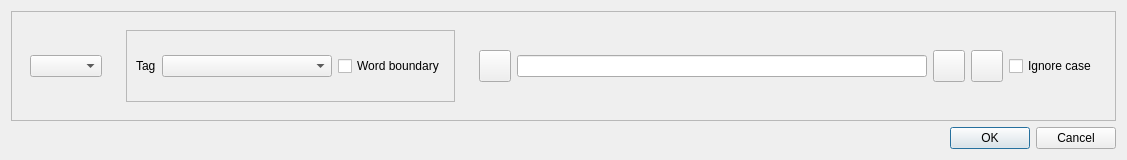
This is source/uis/diag_search_tags.ui in JoelDichamp/Meta_article_project as Qt 5 draws it before an edit. The edited form follows.
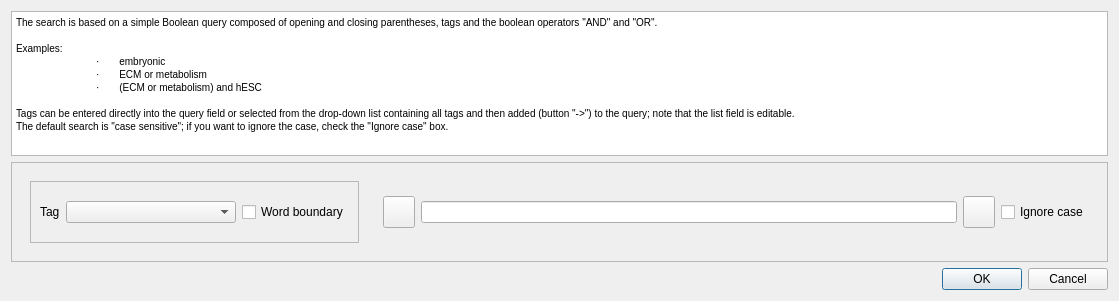
This is the edited form. Icons and pictures are not drawn.

Commit message: gestion tags, search tags

Diff of the .ui file:
```diff
--- a/source/uis/diag_search_tags.ui
+++ b/source/uis/diag_search_tags.ui
@@ -6,8 +6,8 @@
    <rect>
     <x>0</x>
     <y>0</y>
-    <width>1127</width>
-    <height>160</height>
+    <width>1119</width>
+    <height>301</height>
    </rect>
   </property>
   <property name="minimumSize">
@@ -25,6 +25,29 @@
   </property>
   <layout class="QGridLayout" name="gridLayout">
    <item row="0" column="0">
+    <widget class="QTextEdit" name="textEdit">
+     <property name="readOnly">
+      <bool>true</bool>
+     </property>
+     <property name="html">
+      <string>&lt;!DOCTYPE HTML PUBLIC &quot;-//W3C//DTD HTML 4.0//EN&quot; &quot;http://www.w3.org/TR/REC-html40/strict.dtd&quot;&gt;
+&lt;html&gt;&lt;head&gt;&lt;meta name=&quot;qrichtext&quot; content=&quot;1&quot; /&gt;&lt;style type=&quot;text/css&quot;&gt;
+p, li { white-space: pre-wrap; }
+&lt;/style&gt;&lt;/head&gt;&lt;body style=&quot; font-family:'MS Shell Dlg 2'; font-size:7.8pt; font-weight:400; font-style:normal;&quot;&gt;
+&lt;p style=&quot; margin-top:0px; margin-bottom:0px; margin-left:0px; margin-right:0px; -qt-block-indent:0; text-indent:0px;&quot;&gt;The search is based on a simple Boolean query composed of opening and closing parentheses, tags and the boolean operators &amp;quot;AND&amp;quot; and &amp;quot;OR&amp;quot;.&lt;/p&gt;
+&lt;p style=&quot;-qt-paragraph-type:empty; margin-top:0px; margin-bottom:0px; margin-left:0px; margin-right:0px; -qt-block-indent:0; text-indent:0px;&quot;&gt;&lt;br /&gt;&lt;/p&gt;
+&lt;p style=&quot; margin-top:0px; margin-bottom:0px; margin-left:0px; margin-right:0px; -qt-block-indent:0; text-indent:0px;&quot;&gt;Examples:&lt;/p&gt;
+&lt;p style=&quot; margin-top:0px; margin-bottom:0px; margin-left:0px; margin-right:0px; -qt-block-indent:0; text-indent:0px;&quot;&gt;&lt;span style=&quot; font-family:'Symbol';&quot;&gt;	·&lt;/span&gt;&lt;span style=&quot; font-family:'Times New Roman'; font-size:7pt;&quot;&gt;        &lt;/span&gt;embryonic &lt;/p&gt;
+&lt;p style=&quot; margin-top:0px; margin-bottom:0px; margin-left:0px; margin-right:0px; -qt-block-indent:0; text-indent:0px;&quot;&gt;	&lt;span style=&quot; font-family:'Symbol';&quot;&gt;·&lt;/span&gt;&lt;span style=&quot; font-family:'Times New Roman'; font-size:7pt;&quot;&gt;        &lt;/span&gt;ECM or metabolism &lt;/p&gt;
+&lt;p style=&quot; margin-top:0px; margin-bottom:0px; margin-left:0px; margin-right:0px; -qt-block-indent:0; text-indent:0px;&quot;&gt;	&lt;span style=&quot; font-family:'Symbol';&quot;&gt;·&lt;/span&gt;&lt;span style=&quot; font-family:'Times New Roman'; font-size:7pt;&quot;&gt;        &lt;/span&gt;(ECM or metabolism) and hESC &lt;/p&gt;
+&lt;p style=&quot;-qt-paragraph-type:empty; margin-top:0px; margin-bottom:0px; margin-left:0px; margin-right:0px; -qt-block-indent:0; text-indent:0px;&quot;&gt;&lt;br /&gt;&lt;/p&gt;
+&lt;p style=&quot; margin-top:0px; margin-bottom:0px; margin-left:0px; margin-right:0px; -qt-block-indent:0; text-indent:0px;&quot;&gt;Tags can be entered directly into the query field or selected from the drop-down list containing all tags and then added (button &amp;quot;-&amp;gt;&amp;quot;) to the query; note that the list field is editable.&lt;/p&gt;
+&lt;p style=&quot; margin-top:0px; margin-bottom:0px; margin-left:0px; margin-right:0px; -qt-block-indent:0; text-indent:0px;&quot;&gt;The default search is &amp;quot;case sensitive&amp;quot;; if you want to ignore the case, check the &amp;quot;Ignore case&amp;quot; box.&lt;/p&gt;
+&lt;p style=&quot;-qt-paragraph-type:empty; margin-top:0px; margin-bottom:0px; margin-left:0px; margin-right:0px; -qt-block-indent:0; text-indent:0px;&quot;&gt;&lt;br /&gt;&lt;/p&gt;&lt;/body&gt;&lt;/html&gt;</string>
+     </property>
+    </widget>
+   </item>
+   <item row="1" column="0">
     <widget class="QFrame" name="frame">
      <property name="minimumSize">
       <size>
@@ -39,19 +62,6 @@
       <enum>QFrame::Raised</enum>
      </property>
      <layout class="QHBoxLayout" name="horizontalLayout_4">
-      <item>
-       <widget class="QWidget" name="w_item" native="true">
-        <layout class="QHBoxLayout" name="horizontalLayout">
-         <item>
-          <widget class="QComboBox" name="cb_item">
-           <property name="toolTip">
-            <string>Possible elements for the query</string>
-           </property>
-          </widget>
-         </item>
-        </layout>
-       </widget>
-      </item>
       <item>
        <widget class="QWidget" name="w_tag" native="true">
         <property name="minimumSize">
@@ -115,6 +125,22 @@
       <item>
        <widget class="QWidget" name="w_req" native="true">
         <layout class="QGridLayout" name="gridLayout_2">
+         <item row="0" column="1">
+          <widget class="QLineEdit" name="le_req">
+           <property name="minimumSize">
+            <size>
+             <width>0</width>
+             <height>0</height>
+            </size>
+           </property>
+           <property name="toolTip">
+            <string>Boolean query</string>
+           </property>
+           <property name="readOnly">
+            <bool>false</bool>
+           </property>
+          </widget>
+         </item>
          <item row="0" column="0">
           <widget class="QPushButton" name="btn_req">
            <property name="minimumSize">
@@ -141,32 +167,6 @@
            </property>
           </widget>
          </item>
-         <item row="0" column="3">
-          <widget class="QPushButton" name="btn_erase_last_item">
-           <property name="minimumSize">
-            <size>
-             <width>32</width>
-             <height>32</height>
-            </size>
-           </property>
-           <property name="maximumSize">
-            <size>
-             <width>32</width>
-             <height>32</height>
-            </size>
-           </property>
-           <property name="toolTip">
-            <string>Delete the last element of the query</string>
-           </property>
-           <property name="text">
-            <string/>
-           </property>
-           <property name="icon">
-            <iconset resource="icons/ressource.qrc">
-             <normaloff>:/_rc/back_clear.png</normaloff>:/_rc/back_clear.png</iconset>
-           </property>
-          </widget>
-         </item>
          <item row="0" column="2">
           <widget class="QPushButton" name="btn_erase_req">
            <property name="minimumSize">
@@ -193,23 +193,7 @@
            </property>
           </widget>
          </item>
-         <item row="0" column="1">
-          <widget class="QLineEdit" name="le_req">
-           <property name="minimumSize">
-            <size>
-             <width>0</width>
-             <height>0</height>
-            </size>
-           </property>
-           <property name="toolTip">
-            <string>Boolean query</string>
-           </property>
-           <property name="readOnly">
-            <bool>true</bool>
-           </property>
-          </widget>
-         </item>
-         <item row="0" column="4">
+         <item row="0" column="3">
           <widget class="QCheckBox" name="cbx_ignore_case">
            <property name="text">
             <string>Ignore case</string>
@@ -222,7 +206,7 @@
      </layout>
     </widget>
    </item>
-   <item row="1" column="0">
+   <item row="2" column="0">
     <widget class="QDialogButtonBox" name="buttonBox">
      <property name="orientation">
       <enum>Qt::Horizontal</enum>
```
Left out of the diff: 2 changed lines with no effect on the pictures. The commit also changes 16 other files.
